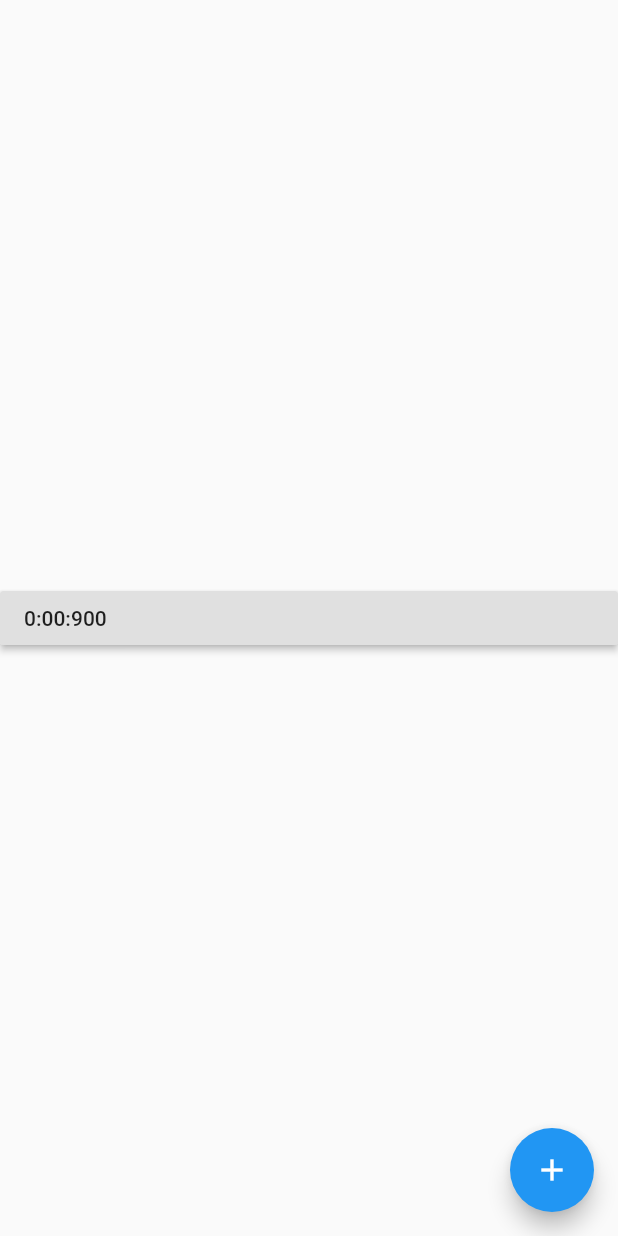
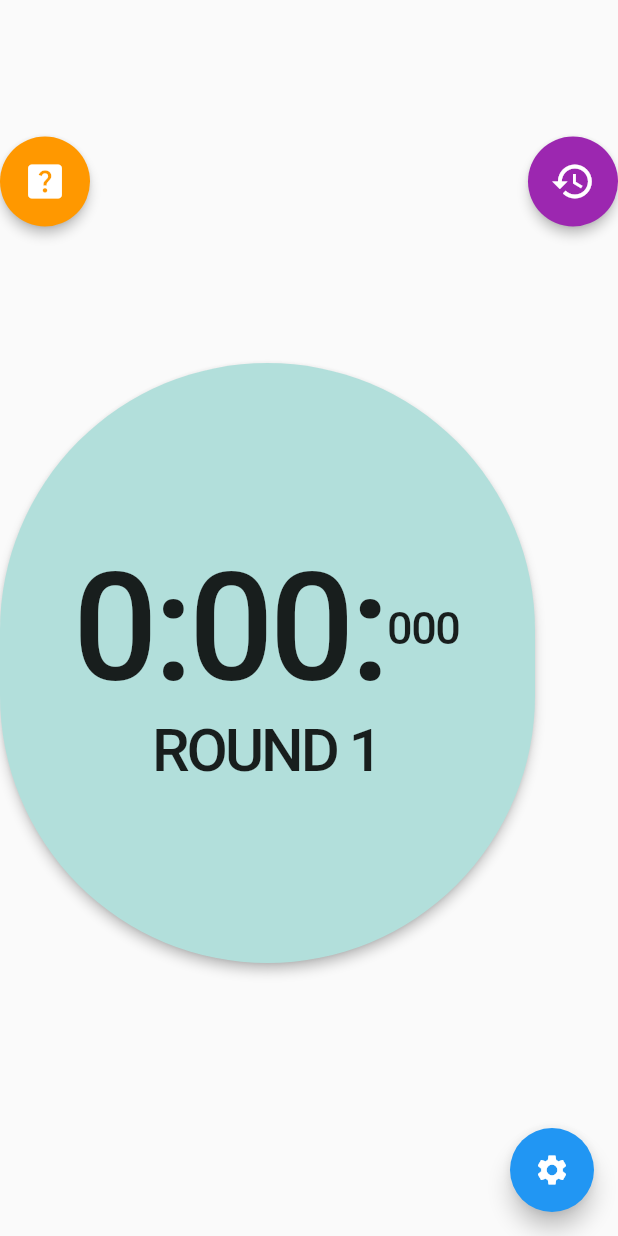
Before and after one commit to ramar-work/dart-simple-boxing-timer, a Flutter app: the first screen one second after launch, on a phone screen of 412 x 824 dp. Run offline on Flutter 3.47's test engine with Material 2 defaults, Android fonts, the light colour scheme and no system bars; our stand-ins replace audioplayers, sprintf.

Commit message:
Added some additional files, and am splitting away some of the nonsense.

```diff
--- /dev/null
+++ b/lib/config.dart
@@ -0,0 +1,6 @@
+/*config.dart - Configuration for the app itself - Might load from SQL in the future*/
+
+/*this isn't really a widget, it's just data... */
+class Config {
+
+}
--- a/lib/main.dart
+++ b/lib/main.dart
@@ -1,23 +1,81 @@
+/**
+main.dart
+---------
+
+TODO
+
+*/
 import 'package:flutter/material.dart';
 import 'package:sprintf/sprintf.dart';
+import 'package:audioplayers/audio_cache.dart';
+import 'package:audioplayers/audioplayers.dart';
 import 'dart:async';
-import 'wop.dart';
+
+import 'settings.dart';
 
 const String app_title = "It's Boxing Time";
 
-void main() => runApp(BoxingTimeApp());
+void main() => runApp( BoxingTimeApp() );
 
 class BoxingTimeApp extends StatelessWidget {
   @override
   Widget build(BuildContext ctx) {
     return MaterialApp(
+      //home: new Home(),
       title: app_title,
       theme: ThemeData(
         visualDensity: VisualDensity.adaptivePlatformDensity,
       ),
-      home: new Home(),
+			routes: {
+				"/": (ctx) => Home()
+			, "/help": (ctx) => Help()
+			, "/settings": (ctx) => Settings()
+			}
     );
   }
+}
+
+
+class Settings extends StatelessWidget {
+	@override
+	Widget build ( BuildContext ctx ) {
+		return Scaffold(
+			body: Center(
+				child: Column(
+					children: [
+						Text( 'settings' )
+					, ElevatedButton(
+							child: Text( 'Go back' )
+						, onPressed: () {
+								Navigator.pop( ctx );
+							}
+						)
+					]
+				)
+			)
+		);
+	}
+}
+
+class Help extends StatelessWidget {
+	@override
+	Widget build ( BuildContext ctx ) {
+		return Scaffold(
+			body: Center(
+				child: Column(
+					children: [
+						Text( 'help' )
+					, ElevatedButton(
+							child: Text( 'Go back' )
+						, onPressed: () {
+								Navigator.pop( ctx );
+							}
+						)
+					]
+				)
+			)
+		);
+	}
 }
 
 class Home extends StatefulWidget {
@@ -33,79 +91,254 @@ class _HomeState extends State<Home> {
 
 	//Granularity of our timer
 	final resolution = 50; //const Duration( milliseconds: 50 );
+	final double _elevation = 3;
+	final double _xButtonSize = 60;
+
+	BuildContext _ctx;
+
+	//Colors
+	Color _mainColor;
 
 	//Pointer to repeating timer.
 	Timer _timer;
 
-	//Pointer to repeating timer.
-	bool _canceled = false;
+	//...
+	static final List<int> _roundLenOptions = [ 15000, 180000, 180000, -1 ];	//Length of workout time
+	static final List<int> _restOptions = [ 2000, 60000, 30000, -1 ]; //Length of rest interval
+	static final List<int> _roundLimitOptions = [ 2, 3, 12, -1 ]; //Round count
+	static final List<int> _impendingEndOptions = [ 2000, 10000, 10000, -1 ]; //Round count
 
-	//Length of workout time
-	static final _workoutLength = 3;
+	static final int tswarn = 10000;
+	int _elapsedMs = 0;//Total time passed
+	int _secs = 0;//Display seconds
+	int _min = 0;//Display minutes
+	int _msecs = 0;//Display centiseconds
 
-	//Length of rest interval
-	static final _restLength = 1;
+	//NOTE: All of this is set later
+	int _roundCurrent = 1;  //Place for the round
+	int _type = 1;   //Type of workout
+	int _roundLen = 0;
+	int _restLen = 0;
+	int _roundLimit = 0;
+	int _len = 0;
 
-	//Total time passed
-	int _elapsedMs = 0;
+	String _roundText;
 
-	//Display seconds
-	int _secs = 0;
+	//Canceled
+	bool _canceled = true;
 
-	//Display minutes
-	int _min = 0;
+	bool rest = false;
 
-	//Display centiseconds
-	int _msecs = 0;
+	bool _alarmTriggered = false;
+
+	bool _tswarnTriggered = false;
 
 	//Update the time
   void _updateTime() {
 		setState( () {
-			_elapsedMs += resolution;
-			_secs = _elapsedMs ~/ 1000;
-			_min = _secs ~/ 60;
+			var localms = ( _elapsedMs += resolution ) ~/ 1000;
+			_secs = localms % 60;
+			_min = localms ~/ 60;
 			_msecs = _elapsedMs % 1000;
     });
   }
 
 	//Stop the time
 	void _toggleTime() {
-		( _canceled = !_canceled ) ? 0 : _timer.cancel();
+		if ( _canceled = !_canceled )
+			_timer.cancel();
+		else {
+			//Play the sound ONCE
+			!_alarmTriggered ? _playSound() : 0 ;
+			_alarmTriggered = true;
+
+			_timer = Timer.periodic( new Duration( milliseconds: resolution ), ( Timer t ) {
+				_updateTime();
+				if ( !_tswarnTriggered && !rest && ( _elapsedMs >= ( _len - tswarn ) ) ) {
+					_playtswarn();
+					_tswarnTriggered = true;
+				}
+				else if ( _elapsedMs >= _len ) {
+					_roundCurrent += ( rest = !rest ) ? 0 : 1;
+					if ( !rest && ( _roundCurrent > _roundLimit ) ) {
+						debugPrint( "@ end of workout." );
+						_timer.cancel();
+					}
+					else {
+						_roundText = ( rest ) ? "REST" : "ROUND ${ _roundCurrent }";
+						_elapsedMs = 0;
+						_len = ( rest ) ? _restLen : _roundLen;
+						_mainColor = ( rest ) ? Styling.rest : Styling.active;
+						_playSound();
+						_tswarnTriggered = false;
+					}
+				}
+				return t;
+			} );
+		}
+	}
+
+	//Stop the time
+	void _help() {
+		debugPrint( "Help pressed!" );
+		Navigator.pushNamed( _ctx, "/help" );
+		//( _canceled = !_canceled ) ? 0 : _timer.cancel();
+	}
+
+
+	//Generate a button
+	MaterialButton xButton( IconData icon, Color color, VoidCallback callback ) {
+		const double pv = 15;
+		const double radius = 30;
+		return new MaterialButton(
+			onPressed: callback
+		, padding: EdgeInsets.only( left: pv, right: pv )
+		, color: color
+		, height : 60
+		, minWidth: _xButtonSize
+		, elevation: _elevation
+		, child: Icon( icon, color: Colors.white, size: 30 )
+		, shape: new RoundedRectangleBorder(
+				borderRadius: new BorderRadius.circular( radius )
+			)
+		);
+	}
+
+	//Generate a settings button
+	FloatingActionButton settingsButton() {
+		return new FloatingActionButton(
+			tooltip: 'Increment',
+			child: Icon( Icons.settings ),
+			onPressed: () {
+				Navigator.pushNamed( _ctx, '/settings' );
+			},
+		);
+	}
+
+	//Generate the giant watch
+	MaterialButton watchButton() {
+		return new MaterialButton(
+			onPressed: _toggleTime
+		, color: _mainColor
+		, padding: EdgeInsets.only( left: 50.0, right: 50.0 )
+		, elevation: 3
+		, height: 400
+		, child: Column(
+				children: <Widget>[
+					Row(
+						children: [
+							Text(
+								"${_min}:${sprintf( '%02i', [_secs] )}:"
+							, style: TextStyle( letterSpacing: -3, fontSize: 100 )
+							)
+						, Text(
+								"${sprintf( '%03i', [_msecs] )}"
+							, style: TextStyle( letterSpacing: -1, fontSize: 30 )
+							)
+						]
+					)
+				,	Row(
+						children: [ Text(
+							"${_roundText}"
+						, style: TextStyle( letterSpacing: -2, fontSize: 40 )
+						, textAlign: TextAlign.center
+						)]
+					)
+				]
+			)
+		, shape: new RoundedRectangleBorder(
+				borderRadius: new BorderRadius.circular( 200.0 )
+			)
+		);
+	}
+
+
+	//AudioAgent audio;
+	//audio.playEndBell();
+	//audio.playWarningBell();
+
+
+	AudioCache ac_endbell;
+	AudioCache ac_tsbell;
+	var roundEndBell;
+	var roundTenSecondBell;
+
+	void _loadSounds() async {
+		roundEndBell = await ( await ac_endbell.load( 'wav/eor.wav' ) ).readAsBytes(); ;
+		roundTenSecondBell = await ( await ac_tsbell.load( 'wav/aeor.wav' ) ).readAsBytes(); ;
 	}
 
 	@override
 	initState() {
+		_roundLimit = _roundLimitOptions[ _type ];
+		_restLen = _restOptions[ _type ];
+		_len = _roundLen = _roundLenOptions[ _type ];
+		_roundText = "ROUND ${ _roundCurrent }";
+		_mainColor = Styling.active;
+		ac_endbell = new AudioCache();
+		ac_tsbell = new AudioCache();
+		_loadSounds();
+	}
+
+	//Stop the time
+	void _reset() {
+		debugPrint( "Reset pressed!" );
+
+		_timer.cancel();
+		_canceled = true;
+		_alarmTriggered = false;
+		_tswarnTriggered = false;
+
+		setState( () {
+			_elapsedMs = 0;
+			_mainColor = Styling.active;
+			_secs = 0;
+			_min = 0;
+			_msecs = 0;
+    });
+	}
+
+	//Start the timer.
+	void _startTimer() {
 		_timer = Timer.periodic( new Duration( milliseconds: resolution ), ( Timer t ) {
-			//this fires once, so play a sound when it does
 			_updateTime();
 			return t;
 		} );
 	}
 
+	void _playSound() {
+		ac_endbell.playBytes( roundEndBell );
+	}
+
+	void _playtswarn () {
+		ac_tsbell.playBytes( roundTenSecondBell );
+	}
+
   @override
   Widget build(BuildContext ctx) {
+		_ctx = ctx;
+		//needs three rows
     return Scaffold(
-      body: Center(
-        child: Column(
-          mainAxisAlignment: MainAxisAlignment.center,
-          children: <Widget>[
-						new RaisedButton(
-							onPressed: () => _toggleTime
-						, child: Row(
-								children: [
-									Text( "${_min}:${sprintf( '%02i', [_secs] )}:" )
-								, Text( "${sprintf( '%03i', [_msecs] )}" )
-								]
-							)
-						)
-          ],
-        ),
-      ),
-      floatingActionButton: FloatingActionButton(
-        onPressed: _toggleTime,
-        tooltip: 'Increment',
-        child: Icon(Icons.add),
-			)
+      body: Center( child: Column(
+				crossAxisAlignment: CrossAxisAlignment.stretch,
+				children: <Widget>[
+					Spacer( flex: 1 )
+				,	new Row(
+					 children: <Widget>[
+							xButton( Icons.help_center, Colors.orange, _help )
+						, Spacer()
+						, xButton( Icons.restore, Colors.purple, _reset )
+						]
+					)
+				, Spacer( flex: 1 )
+				, new Row(
+						children: [
+							Center( child: watchButton() )
+						] )
+				, Spacer( flex: 2 )
+				]
+			) ),
+      floatingActionButton: settingsButton()
     );
   }
 }
--- /dev/null
+++ b/lib/settings.dart
@@ -0,0 +1,12 @@
+/*settings.dart - Configuration for the app itself - Might load from SQL in the future*/
+import 'package:flutter/material.dart';
+
+/*this isn't really a widget, it's just data... */
+class Styling {
+	static final Color help = Colors.yellow;
+	static final Color active = Colors.teal[100];
+	static final Color reset = Colors.indigo;
+	static final Color rest = Colors.red[800];
+	static final Color settings = Colors.blueGrey[200];
+	static final Color warn = Colors.orange;
+}
--- /dev/null
+++ b/lib/stop.dart
@@ -0,0 +1 @@
+/* stop.dart - Let's add a ridiculous animation to get something done */
--- /dev/null
+++ b/lib/timer.dart
@@ -0,0 +1 @@
+/*timer.dart*/
--- a/pubspec.yaml
+++ b/pubspec.yaml
@@ -22,6 +22,8 @@ environment:
 
 dependencies:
   sprintf: ^4.0.0
+  audioplayer: ^0.8.1
+  audioplayers: ^0.17.0
   flutter:
     sdk: flutter
 
@@ -47,6 +49,9 @@ flutter:
 
   # To add assets to your application, add an assets section, like this:
   # assets:
+  assets:
+      - assets/wav/eor.wav
+      - assets/wav/aeor.wav
   #   - images/a_dot_burr.jpeg
   #   - images/a_dot_ham.jpeg
 
```
Also changed, not shown: lib/audio.dart (added, +36 -0 lines), lib/wop.dart (deleted, +0 -15 lines), pubspec.lock, 3 other files.
